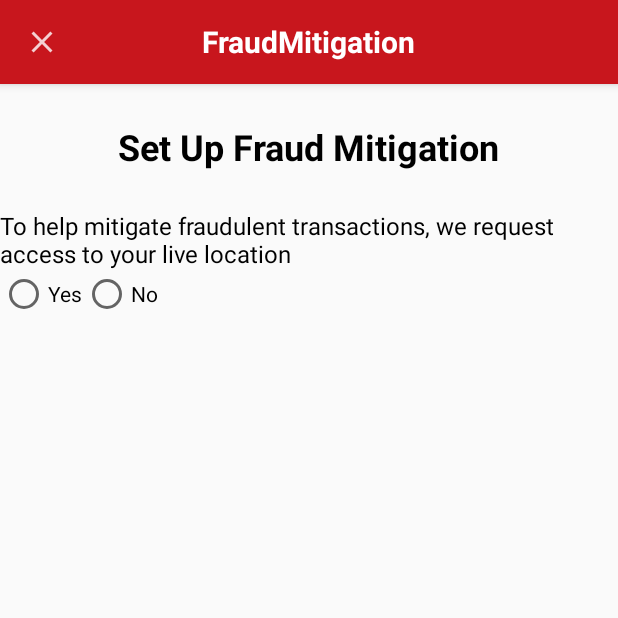
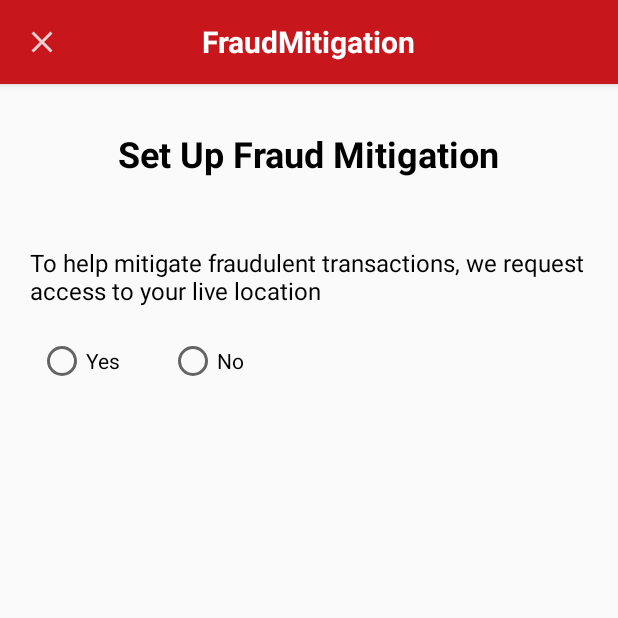
Before and after one commit to Pavanteja17/FraudMitigation, an Android app: the LocationSelection screen opened directly, with no data from a screen before it, on a phone screen of 412 x 824 dp, the top half of it. Run offline under Robolectric (Android 15) with nearby library versions, the phone set to English and light mode, and no system bars.

Commit message:
UI screens

```diff
--- a/app/src/main/java/com/example/fraudmitigation/FraudMitigationActivity.kt
+++ b/app/src/main/java/com/example/fraudmitigation/FraudMitigationActivity.kt
@@ -73,4 +73,9 @@ class FraudMitigationActivity : AppCompatActivity() {
         private const val KEY_SELECTION = "key_selection"
         private const val KEY_TOGGLE = "key_toggle"
     }
+
+    override fun onBackPressed() {
+        val intent = Intent(this, MainActivity::class.java)
+        startActivity(intent)
+    }
 }
--- a/app/src/main/res/layout/activity_location_selection.xml
+++ b/app/src/main/res/layout/activity_location_selection.xml
@@ -39,7 +39,7 @@
         android:layout_height="wrap_content"
         android:layout_below="@id/toolbar"
         android:layout_centerHorizontal="true"
-        android:layout_marginTop="25dp"
+        android:layout_marginTop="30dp"
         android:text="Set Up Fraud Mitigation"
         android:textSize="24sp"
         android:textStyle="bold"
@@ -52,6 +52,7 @@
         android:layout_below="@id/heading"
         android:layout_centerHorizontal="true"
         android:layout_marginTop="25dp"
+        android:padding="20dp"
         android:text="To help mitigate fraudulent transactions, we request access to your live location"
         android:textSize="16sp"
         android:textColor="@android:color/black" />
@@ -59,6 +60,7 @@
     <RadioGroup
         android:id="@+id/radio_group"
         android:layout_width="wrap_content"
+        android:paddingLeft="25dp"
         android:layout_height="wrap_content"
         android:layout_below="@id/question"
         android:orientation="horizontal">
@@ -68,12 +70,14 @@
             android:layout_width="wrap_content"
             android:layout_height="wrap_content"
             android:text="Yes"
+            android:layout_marginEnd="16dp"
             android:checked="true" /> <!-- Set checked to true for default selection -->
 
         <RadioButton
             android:id="@+id/radio_no"
             android:layout_width="wrap_content"
             android:layout_height="wrap_content"
+            android:layout_marginStart="16dp"
             android:text="No" />
     </RadioGroup>
 
```
